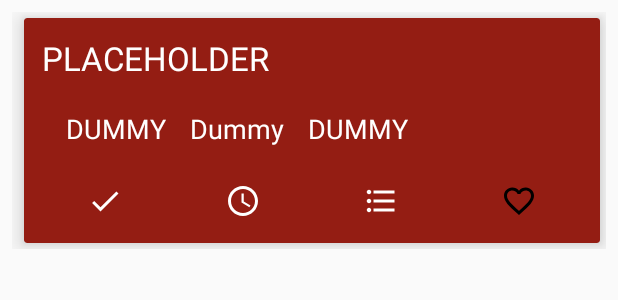
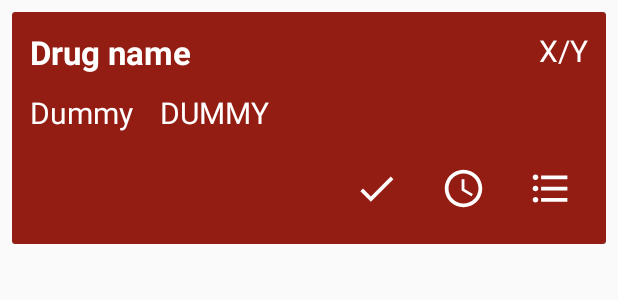
Before and after one commit to rcraggs/Painkiller, an Android app: the layout drug_card.xml on its own in the app's theme, with its tools: preview values and no code run, on a phone screen of 412 x 824 dp. Shown: the top 300 px of the screen. Run offline under Robolectric (Android 15) with nearby library versions, the phone set to English and light mode, and no system bars.

Commit message:
Tidied up layout of Drug card

```diff
--- a/app/src/main/res/layout/activity_main.xml
+++ b/app/src/main/res/layout/activity_main.xml
@@ -1,9 +1,9 @@
 <?xml version="1.0" encoding="utf-8"?>
 <android.support.constraint.ConstraintLayout xmlns:android="http://schemas.android.com/apk/res/android"
+    xmlns:app="http://schemas.android.com/apk/res-auto"
     xmlns:tools="http://schemas.android.com/tools"
     android:layout_width="match_parent"
     android:layout_height="wrap_content"
-    xmlns:app="http://schemas.android.com/apk/res-auto"
     tools:context=".activity.MainActivity">
 
     <android.support.v7.widget.Toolbar
@@ -14,20 +14,24 @@
         android:elevation="4dp"
         android:label="@string/activity_title_main"
         android:theme="@style/ThemeOverlay.AppCompat.ActionBar"
-        app:popupTheme="@style/ThemeOverlay.AppCompat.Light"/>
+        app:popupTheme="@style/ThemeOverlay.AppCompat.Light" />
+
+    <android.support.constraint.ConstraintLayout
+        android:layout_width="match_parent"
+        android:layout_height="match_parent"
+        android:layout_margin="@dimen/default_inner_container_margin"
+        app:layout_constraintTop_toBottomOf="@+id/main_toolbar">
 
         <android.support.v7.widget.RecyclerView
             android:id="@+id/rv_drugs"
             android:layout_width="match_parent"
             android:layout_height="wrap_content"
-        android:layout_marginBottom="@dimen/default_main_container_margin"
-        android:layout_marginEnd="@dimen/default_main_container_margin"
-        android:layout_marginStart="@dimen/default_main_container_margin"
-        android:layout_marginTop="8dp"
             android:scrollbars="vertical"
             app:layout_constraintBottom_toBottomOf="parent"
             app:layout_constraintEnd_toEndOf="parent"
-        app:layout_constraintStart_toStartOf="parent"
-        app:layout_constraintTop_toBottomOf="@+id/main_toolbar" />
+            app:layout_constraintStart_toStartOf="parent"/>
 
     </android.support.constraint.ConstraintLayout>
+
+
+</android.support.constraint.ConstraintLayout>
--- a/app/src/main/res/layout/dose_history_item.xml
+++ b/app/src/main/res/layout/dose_history_item.xml
@@ -3,7 +3,7 @@
     android:id="@+id/dose_history_item_layout"
     android:layout_width="match_parent"
     android:layout_height="wrap_content"
-    android:padding="8dp">
+    android:padding="16dp">
 
     <TextView
         android:id="@+id/tv_dose_history_drug"
--- a/app/src/main/res/layout/drug_card.xml
+++ b/app/src/main/res/layout/drug_card.xml
@@ -17,9 +17,6 @@
         card_view:cardCornerRadius="@dimen/card_recycler_corner_radius"
         card_view:cardElevation="9dp">
 
-        <!--android:background="?attr/selectableItemBackground"-->
-        <!--android:foreground="?attr/selectableItemBackground"-->
-
         <RelativeLayout
             android:layout_width="match_parent"
             android:layout_height="wrap_content">
@@ -32,40 +29,43 @@
                 android:layout_margin="@dimen/card_title_margin"
                 android:adjustViewBounds="true"
                 android:scaleType="centerCrop"
-                android:text="PLACEHOLDER"
-                android:textColor="@color/white" />
+                android:text="Drug name"
+                android:textColor="@color/white"
+                android:textStyle="bold"
+                android:typeface="normal" />
+
+            <TextView
+                android:id="@+id/tv_amount_taken"
+                android:layout_alignParentTop="true"
+                android:layout_alignParentRight="true"
+                android:layout_width="wrap_content"
+                android:layout_height="wrap_content"
+                android:layout_margin="@dimen/card_title_margin"
+                android:text="X/Y"
+                android:textColor="@color/white"
+                android:textSize="@dimen/drug_card_detail_font_size" />
 
             <LinearLayout
                 android:id="@+id/ll_info"
                 android:layout_width="match_parent"
                 android:layout_height="wrap_content"
                 android:layout_below="@id/tv_medicine_type"
-                android:orientation="horizontal">
-
-                <TextView
-                    android:id="@+id/tv_amount_taken"
-                    android:layout_width="wrap_content"
-                    android:layout_height="wrap_content"
-                    android:layout_marginStart="20dp"
-                    android:padding="8dp"
-                    android:text="DUMMY"
-                    android:textColor="@color/white"
-                    android:textSize="@dimen/drug_card_detail_font_size" />
+                android:orientation="horizontal"
+                android:paddingStart="12dp">
 
                 <TextView
                     android:id="@+id/tv_next_dose_time"
                     android:layout_width="wrap_content"
                     android:layout_height="wrap_content"
-                    android:padding="8dp"
                     android:textColor="@color/white"
                     android:text="Dummy"
+                    android:paddingEnd="18dp"
                     android:textSize="@dimen/drug_card_detail_font_size" />
 
                 <TextView
                     android:id="@+id/tv_next_dose"
                     android:layout_width="wrap_content"
                     android:layout_height="wrap_content"
-                    android:padding="8dp"
                     android:text="DUMMY"
                     android:textColor="@color/white"
                     android:textSize="@dimen/drug_card_detail_font_size" />
@@ -75,46 +75,37 @@
                 android:layout_width="match_parent"
                 android:layout_height="wrap_content"
                 android:layout_below="@id/ll_info"
+                android:gravity="right"
                 android:orientation="horizontal"
                 android:padding="@dimen/card_button_margin">
+
                 <ImageView
                     android:id="@+id/img_dose_now"
-                    android:layout_width="0dp"
-                    android:layout_height="wrap_content"
-                    android:layout_weight="1"
+                    android:layout_width="@dimen/touch_target_width"
+                    android:layout_height="@dimen/touch_target_height"
                     android:clickable="true"
-                    android:padding="8dp"
+                    android:focusable="true"
+                    android:padding="6dp"
+                    android:layout_margin="8dp"
                     android:src="@drawable/ic_done_white_24dp" />
 
                 <ImageView
                     android:id="@+id/img_dose_choose"
-                    android:layout_width="0dp"
-                    android:layout_height="wrap_content"
-                    android:layout_weight="1"
-                    android:clickable="true"
-                    android:padding="8dp"
-                    android:src="@drawable/ic_access_time_white_24dp"
-                    android:focusable="true" />
+                    android:layout_width="@dimen/touch_target_width"
+                    android:layout_height="@dimen/touch_target_height"
+                    android:padding="6dp"
+                    android:layout_margin="8dp"
+                    android:src="@drawable/ic_access_time_white_24dp" />
 
                 <ImageView
                     android:id="@+id/img_drug_history"
-                    android:layout_width="0dp"
-                    android:layout_height="wrap_content"
-                    android:layout_weight="1"
+                    android:layout_width="@dimen/touch_target_width"
+                    android:layout_height="@dimen/touch_target_height"
+                    android:padding="6dp"
+                    android:layout_margin="8dp"
                     android:clickable="true"
-                    android:padding="8dp"
-                    android:src="@drawable/ic_format_list_bulleted_white_24dp"
-                    android:focusable="true" />
-
-                <ImageView
-                    android:id="@+id/img_drug_settings"
-                    android:layout_width="0dp"
-                    android:layout_height="wrap_content"
-                    android:layout_weight="1"
-                    android:clickable="true"
-                    android:padding="8dp"
-                    android:src="@drawable/ic_favorite_border_black_24dp"
-                    android:focusable="true" />
+                    android:focusable="true"
+                    android:src="@drawable/ic_format_list_bulleted_white_24dp" />
 
             </LinearLayout>
 
--- a/app/src/main/res/values/dimens.xml
+++ b/app/src/main/res/values/dimens.xml
@@ -25,7 +25,10 @@
     <dimen name="text_margin_very_small">4dp</dimen>
     <dimen name="activity_vertical_margin">16dp</dimen>
     <dimen name="activity_horizontal_margin">16dp</dimen>
-    <dimen name="drug_card_detail_font_size">18sp</dimen>
+    <dimen name="drug_card_detail_font_size">20sp</dimen>
     <dimen name="default_main_container_margin">16dp</dimen>
+    <dimen name="default_inner_container_margin">16dp</dimen>
+    <dimen name="touch_target_width">42dp</dimen>
+    <dimen name="touch_target_height">42dp</dimen>
 
 </resources>
--- a/app/src/main/res/values/strings.xml
+++ b/app/src/main/res/values/strings.xml
@@ -16,7 +16,7 @@
     <string name="drug_gap_hint">Minutes between doses</string>
     <string name="drug_per_hint">How many does are allowed in 24 hours</string>
     <string name="title_text_drug">Drug</string>
-    <string name="input_title_text_time">Time</string>
+    <string name="input_title_text_time">Time Taken</string>
     <string name="input_title_date">Date</string>
     <string name="button_text_update">Update</string>
     <string name="button_text_delete">Delete</string>
@@ -36,5 +36,7 @@
     <string name="activity_title_history">History</string>
     <string name="activity_title_dose_edit">Edit Dose</string>
     <string name="activity_title_drug_edit">Drug Details</string>
+    <string name="tap_target_dose_now_text">Dose Now</string>
+    <string name="tap_target_dose_now_description">Yeah Yeah Dose Now</string>
 
 </resources>
--- a/app/src/main/res/values/styles.xml
+++ b/app/src/main/res/values/styles.xml
@@ -5,6 +5,7 @@
         <!--<item name="colorPrimaryDark">@color/colorPrimaryDark</item>-->
         <!--<item name="colorAccent">@color/colorAccent</item>-->
         <!--<item name="android:windowBackground">@color/main_background</item>-->
+        <item name="android:layout_margin">@dimen/default_layout_margin</item>
     </style>
 
     <style name="InputLabelTextView" parent="@android:style/TextAppearance.Small">
@@ -18,4 +19,5 @@
         <item name="colorButtonNormal">@color/deleteButtonColor</item>
     </style>
 
+    <dimen name="default_layout_margin">0dp</dimen>
 </resources>
```
Lines whose indentation alone changed are shown as unchanged.
